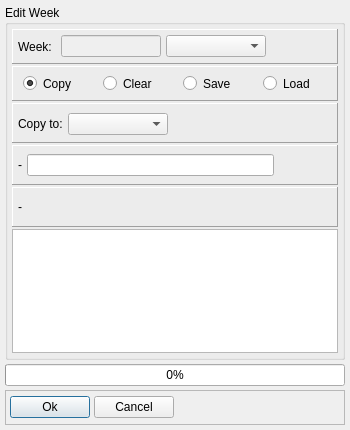
Above: dialog_week_copy.ui from Tria-Andy/WorkoutEditor before the change. Below: the same form after it.
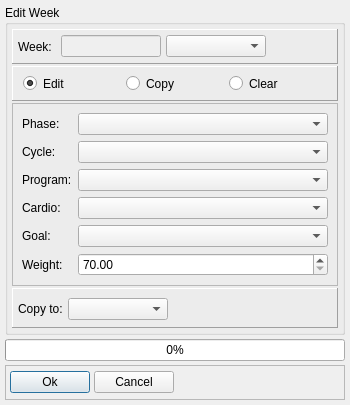
That is the form after the change. Icons and pictures are not drawn.

Diff of the .ui file:
```diff
--- a/dialog_week_copy.ui
+++ b/dialog_week_copy.ui
@@ -7,7 +7,7 @@
     <x>0</x>
     <y>0</y>
     <width>350</width>
-    <height>430</height>
+    <height>400</height>
    </rect>
   </property>
   <property name="maximumSize">
@@ -188,6 +188,25 @@
          <property name="bottomMargin">
           <number>8</number>
          </property>
+         <item>
+          <widget class="QRadioButton" name="radioButton_edit">
+           <property name="enabled">
+            <bool>true</bool>
+           </property>
+           <property name="minimumSize">
+            <size>
+             <width>75</width>
+             <height>0</height>
+            </size>
+           </property>
+           <property name="text">
+            <string>Edit</string>
+           </property>
+           <property name="checked">
+            <bool>true</bool>
+           </property>
+          </widget>
+         </item>
          <item>
           <widget class="QRadioButton" name="radioButton_copy">
            <property name="minimumSize">
@@ -200,7 +219,7 @@
             <string>Copy</string>
            </property>
            <property name="checked">
-            <bool>true</bool>
+            <bool>false</bool>
            </property>
           </widget>
          </item>
@@ -217,29 +236,88 @@
            </property>
           </widget>
          </item>
-         <item>
-          <widget class="QRadioButton" name="radioButton_save">
-           <property name="enabled">
-            <bool>true</bool>
+        </layout>
+       </widget>
+      </item>
+      <item>
+       <widget class="QFrame" name="frame_4">
+        <property name="frameShape">
+         <enum>QFrame::StyledPanel</enum>
+        </property>
+        <property name="frameShadow">
+         <enum>QFrame::Raised</enum>
+        </property>
+        <layout class="QFormLayout" name="formLayout_2">
+         <item row="0" column="0">
+          <widget class="QLabel" name="label_2">
+           <property name="text">
+            <string>Phase:</string>
            </property>
-           <property name="minimumSize">
-            <size>
-             <width>75</width>
-             <height>0</height>
-            </size>
+          </widget>
+         </item>
+         <item row="0" column="1">
+          <widget class="QComboBox" name="comboBox_phase"/>
+         </item>
+         <item row="1" column="0">
+          <widget class="QLabel" name="label_3">
+           <property name="text">
+            <string>Cycle:</string>
            </property>
+          </widget>
+         </item>
+         <item row="1" column="1">
+          <widget class="QComboBox" name="comboBox_cycle"/>
+         </item>
+         <item row="2" column="0">
+          <widget class="QLabel" name="label_6">
            <property name="text">
-            <string>Save</string>
+            <string>Program:</string>
            </property>
           </widget>
          </item>
-         <item>
-          <widget class="QRadioButton" name="radioButton_load">
-           <property name="enabled">
-            <bool>true</bool>
+         <item row="2" column="1">
+          <widget class="QComboBox" name="comboBox_program"/>
+         </item>
+         <item row="3" column="0">
+          <widget class="QLabel" name="label_7">
+           <property name="text">
+            <string>Cardio:</string>
            </property>
+          </widget>
+         </item>
+         <item row="3" column="1">
+          <widget class="QComboBox" name="comboBox_cardio"/>
+         </item>
+         <item row="5" column="0">
+          <widget class="QLabel" name="label_5">
            <property name="text">
-            <string>Load</string>
+            <string>Weight:</string>
+           </property>
+          </widget>
+         </item>
+         <item row="4" column="1">
+          <widget class="QComboBox" name="comboBox_goal"/>
+         </item>
+         <item row="4" column="0">
+          <widget class="QLabel" name="label_4">
+           <property name="text">
+            <string>Goal:</string>
+           </property>
+          </widget>
+         </item>
+         <item row="5" column="1">
+          <widget class="QDoubleSpinBox" name="doubleSpinBox_weight">
+           <property name="decimals">
+            <number>2</number>
+           </property>
+           <property name="minimum">
+            <double>70.000000000000000</double>
+           </property>
+           <property name="maximum">
+            <double>90.000000000000000</double>
+           </property>
+           <property name="singleStep">
+            <double>0.250000000000000</double>
            </property>
           </widget>
          </item>
@@ -314,135 +392,6 @@
         </layout>
        </widget>
       </item>
-      <item>
-       <widget class="QFrame" name="frame_save">
-        <property name="minimumSize">
-         <size>
-          <width>0</width>
-          <height>40</height>
-         </size>
-        </property>
-        <property name="maximumSize">
-         <size>
-          <width>16777215</width>
-          <height>40</height>
-         </size>
-        </property>
-        <property name="frameShape">
-         <enum>QFrame::Panel</enum>
-        </property>
-        <property name="frameShadow">
-         <enum>QFrame::Raised</enum>
-        </property>
-        <layout class="QHBoxLayout" name="horizontalLayout_4">
-         <property name="spacing">
-          <number>5</number>
-         </property>
-         <property name="leftMargin">
-          <number>5</number>
-         </property>
-         <property name="topMargin">
-          <number>5</number>
-         </property>
-         <property name="rightMargin">
-          <number>5</number>
-         </property>
-         <property name="bottomMargin">
-          <number>5</number>
-         </property>
-         <item>
-          <widget class="QLabel" name="label_saveload">
-           <property name="text">
-            <string>-</string>
-           </property>
-           <property name="buddy">
-            <cstring>lineEdit_saveas</cstring>
-           </property>
-          </widget>
-         </item>
-         <item>
-          <widget class="QLineEdit" name="lineEdit_saveas"/>
-         </item>
-         <item>
-          <widget class="QToolButton" name="toolButton_addweek">
-           <property name="text">
-            <string/>
-           </property>
-           <property name="icon">
-            <iconset resource="resources.qrc">
-             <normaloff>:/images/icons/Create.png</normaloff>:/images/icons/Create.png</iconset>
-           </property>
-           <property name="autoRaise">
-            <bool>true</bool>
-           </property>
-          </widget>
-         </item>
-         <item>
-          <widget class="QToolButton" name="toolButton_delete">
-           <property name="text">
-            <string/>
-           </property>
-           <property name="icon">
-            <iconset resource="resources.qrc">
-             <normaloff>:/images/icons/Erase.png</normaloff>:/images/icons/Erase.png</iconset>
-           </property>
-           <property name="autoRaise">
-            <bool>true</bool>
-           </property>
-          </widget>
-         </item>
-        </layout>
-       </widget>
-      </item>
-      <item>
-       <widget class="QFrame" name="frame_delete">
-        <property name="minimumSize">
-         <size>
-          <width>0</width>
-          <height>40</height>
-         </size>
-        </property>
-        <property name="maximumSize">
-         <size>
-          <width>16777215</width>
-          <height>40</height>
-         </size>
-        </property>
-        <property name="frameShape">
-         <enum>QFrame::Panel</enum>
-        </property>
-        <property name="frameShadow">
-         <enum>QFrame::Raised</enum>
-        </property>
-        <layout class="QHBoxLayout" name="horizontalLayout_5">
-         <property name="spacing">
-          <number>5</number>
-         </property>
-         <property name="leftMargin">
-          <number>5</number>
-         </property>
-         <property name="topMargin">
-          <number>5</number>
-         </property>
-         <property name="rightMargin">
-          <number>5</number>
-         </property>
-         <property name="bottomMargin">
-          <number>5</number>
-         </property>
-         <item>
-          <widget class="QLabel" name="label_2">
-           <property name="text">
-            <string>-</string>
-           </property>
-          </widget>
-         </item>
-        </layout>
-       </widget>
-      </item>
-      <item>
-       <widget class="QListView" name="listView_weeks"/>
-      </item>
      </layout>
     </widget>
    </item>
```
Left out of the diff: 4 changed lines with no effect on the pictures.
